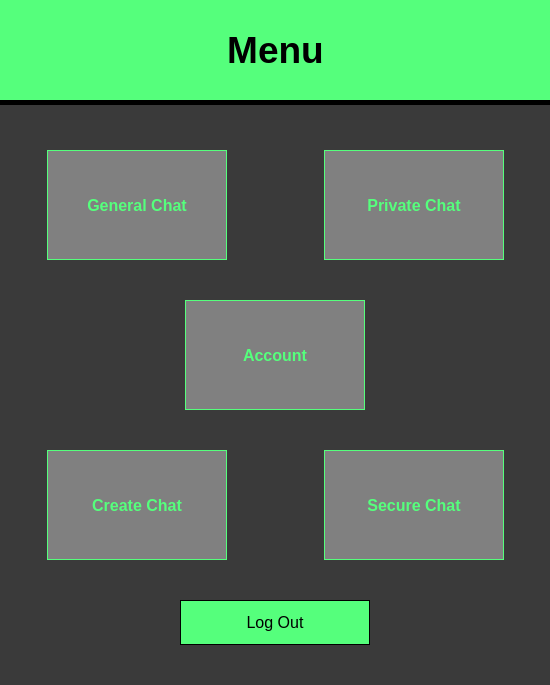
Old version of the form Cove_Client/cove_menu.ui in the repository tyler-becker/Middle-Management-CMPS285.
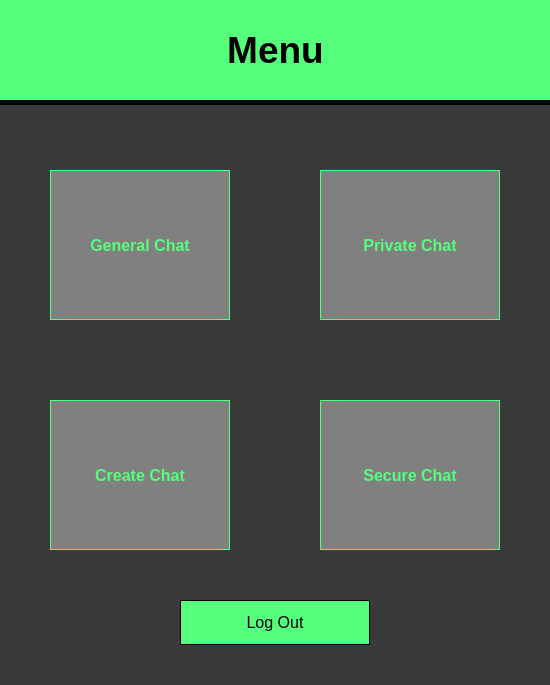
New version of the form.

Commit message: A basic, but working, Cove MUC chat room.

```diff
--- a/Cove_Client/cove_menu.ui
+++ b/Cove_Client/cove_menu.ui
@@ -440,10 +440,10 @@
   <widget class="QPushButton" name="pushButton_CreateChat">
    <property name="geometry">
     <rect>
-     <x>47</x>
-     <y>450</y>
+     <x>50</x>
+     <y>400</y>
      <width>180</width>
-     <height>110</height>
+     <height>150</height>
     </rect>
    </property>
    <property name="palette">
@@ -973,520 +973,13 @@
     <set>Qt::AlignCenter</set>
    </property>
   </widget>
-  <widget class="QPushButton" name="pushButton_Account">
-   <property name="geometry">
-    <rect>
-     <x>185</x>
-     <y>300</y>
-     <width>180</width>
-     <height>110</height>
-    </rect>
-   </property>
-   <property name="palette">
-    <palette>
-     <active>
-      <colorrole role="WindowText">
-       <brush brushstyle="SolidPattern">
-        <color alpha="255">
-         <red>85</red>
-         <green>255</green>
-         <blue>124</blue>
-        </color>
-       </brush>
-      </colorrole>
-      <colorrole role="Button">
-       <brush brushstyle="SolidPattern">
-        <color alpha="255">
-         <red>128</red>
-         <green>128</green>
-         <blue>128</blue>
-        </color>
-       </brush>
-      </colorrole>
-      <colorrole role="Light">
-       <brush brushstyle="SolidPattern">
-        <color alpha="255">
-         <red>213</red>
-         <green>127</green>
-         <blue>255</blue>
-        </color>
-       </brush>
-      </colorrole>
-      <colorrole role="Midlight">
-       <brush brushstyle="SolidPattern">
-        <color alpha="255">
-         <red>191</red>
-         <green>63</green>
-         <blue>255</blue>
-        </color>
-       </brush>
-      </colorrole>
-      <colorrole role="Dark">
-       <brush brushstyle="SolidPattern">
-        <color alpha="255">
-         <red>85</red>
-         <green>0</green>
-         <blue>127</blue>
-        </color>
-       </brush>
-      </colorrole>
-      <colorrole role="Mid">
-       <brush brushstyle="SolidPattern">
-        <color alpha="255">
-         <red>113</red>
-         <green>0</green>
-         <blue>170</blue>
-        </color>
-       </brush>
-      </colorrole>
-      <colorrole role="Text">
-       <brush brushstyle="SolidPattern">
-        <color alpha="255">
-         <red>85</red>
-         <green>255</green>
-         <blue>124</blue>
-        </color>
-       </brush>
-      </colorrole>
-      <colorrole role="BrightText">
-       <brush brushstyle="SolidPattern">
-        <color alpha="255">
-         <red>255</red>
-         <green>255</green>
-         <blue>255</blue>
-        </color>
-       </brush>
-      </colorrole>
-      <colorrole role="ButtonText">
-       <brush brushstyle="SolidPattern">
-        <color alpha="255">
-         <red>85</red>
-         <green>255</green>
-         <blue>124</blue>
-        </color>
-       </brush>
-      </colorrole>
-      <colorrole role="Base">
-       <brush brushstyle="SolidPattern">
-        <color alpha="255">
-         <red>128</red>
-         <green>128</green>
-         <blue>128</blue>
-        </color>
-       </brush>
-      </colorrole>
-      <colorrole role="Window">
-       <brush brushstyle="SolidPattern">
-        <color alpha="255">
-         <red>128</red>
-         <green>128</green>
-         <blue>128</blue>
-        </color>
-       </brush>
-      </colorrole>
-      <colorrole role="Shadow">
-       <brush brushstyle="SolidPattern">
-        <color alpha="255">
-         <red>0</red>
-         <green>0</green>
-         <blue>0</blue>
-        </color>
-       </brush>
-      </colorrole>
-      <colorrole role="Highlight">
-       <brush brushstyle="SolidPattern">
-        <color alpha="255">
-         <red>0</red>
-         <green>0</green>
-         <blue>0</blue>
-        </color>
-       </brush>
-      </colorrole>
-      <colorrole role="HighlightedText">
-       <brush brushstyle="SolidPattern">
-        <color alpha="255">
-         <red>128</red>
-         <green>128</green>
-         <blue>128</blue>
-        </color>
-       </brush>
-      </colorrole>
-      <colorrole role="AlternateBase">
-       <brush brushstyle="SolidPattern">
-        <color alpha="255">
-         <red>128</red>
-         <green>128</green>
-         <blue>128</blue>
-        </color>
-       </brush>
-      </colorrole>
-      <colorrole role="ToolTipBase">
-       <brush brushstyle="SolidPattern">
-        <color alpha="255">
-         <red>255</red>
-         <green>255</green>
-         <blue>220</blue>
-        </color>
-       </brush>
-      </colorrole>
-      <colorrole role="ToolTipText">
-       <brush brushstyle="SolidPattern">
-        <color alpha="255">
-         <red>0</red>
-         <green>0</green>
-         <blue>0</blue>
-        </color>
-       </brush>
-      </colorrole>
-     </active>
-     <inactive>
-      <colorrole role="WindowText">
-       <brush brushstyle="SolidPattern">
-        <color alpha="255">
-         <red>85</red>
-         <green>255</green>
-         <blue>124</blue>
-        </color>
-       </brush>
-      </colorrole>
-      <colorrole role="Button">
-       <brush brushstyle="SolidPattern">
-        <color alpha="255">
-         <red>128</red>
-         <green>128</green>
-         <blue>128</blue>
-        </color>
-       </brush>
-      </colorrole>
-      <colorrole role="Light">
-       <brush brushstyle="SolidPattern">
-        <color alpha="255">
-         <red>213</red>
-         <green>127</green>
-         <blue>255</blue>
-        </color>
-       </brush>
-      </colorrole>
-      <colorrole role="Midlight">
-       <brush brushstyle="SolidPattern">
-        <color alpha="255">
-         <red>191</red>
-         <green>63</green>
-         <blue>255</blue>
-        </color>
-       </brush>
-      </colorrole>
-      <colorrole role="Dark">
-       <brush brushstyle="SolidPattern">
-        <color alpha="255">
-         <red>85</red>
-         <green>0</green>
-         <blue>127</blue>
-        </color>
-       </brush>
-      </colorrole>
-      <colorrole role="Mid">
-       <brush brushstyle="SolidPattern">
-        <color alpha="255">
-         <red>113</red>
-         <green>0</green>
-         <blue>170</blue>
-        </color>
-       </brush>
-      </colorrole>
-      <colorrole role="Text">
-       <brush brushstyle="SolidPattern">
-        <color alpha="255">
-         <red>85</red>
-         <green>255</green>
-         <blue>124</blue>
-        </color>
-       </brush>
-      </colorrole>
-      <colorrole role="BrightText">
-       <brush brushstyle="SolidPattern">
-        <color alpha="255">
-         <red>255</red>
-         <green>255</green>
-         <blue>255</blue>
-        </color>
-       </brush>
-      </colorrole>
-      <colorrole role="ButtonText">
-       <brush brushstyle="SolidPattern">
-        <color alpha="255">
-         <red>85</red>
-         <green>255</green>
-         <blue>124</blue>
-        </color>
-       </brush>
-      </colorrole>
-      <colorrole role="Base">
-       <brush brushstyle="SolidPattern">
-        <color alpha="255">
-         <red>128</red>
-         <green>128</green>
-         <blue>128</blue>
-        </color>
-       </brush>
-      </colorrole>
-      <colorrole role="Window">
-       <brush brushstyle="SolidPattern">
-        <color alpha="255">
-         <red>128</red>
-         <green>128</green>
-         <blue>128</blue>
-        </color>
-       </brush>
-      </colorrole>
-      <colorrole role="Shadow">
-       <brush brushstyle="SolidPattern">
-        <color alpha="255">
-         <red>0</red>
-         <green>0</green>
-         <blue>0</blue>
-        </color>
-       </brush>
-      </colorrole>
-      <colorrole role="Highlight">
-       <brush brushstyle="SolidPattern">
-        <color alpha="255">
-         <red>0</red>
-         <green>0</green>
-         <blue>0</blue>
-        </color>
-       </brush>
-      </colorrole>
-      <colorrole role="HighlightedText">
-       <brush brushstyle="SolidPattern">
-        <color alpha="255">
-         <red>128</red>
-         <green>128</green>
-         <blue>128</blue>
-        </color>
-       </brush>
-      </colorrole>
-      <colorrole role="AlternateBase">
-       <brush brushstyle="SolidPattern">
-        <color alpha="255">
-         <red>128</red>
-         <green>128</green>
-         <blue>128</blue>
-        </color>
-       </brush>
-      </colorrole>
-      <colorrole role="ToolTipBase">
-       <brush brushstyle="SolidPattern">
-        <color alpha="255">
-         <red>255</red>
-         <green>255</green>
-         <blue>220</blue>
-        </color>
-       </brush>
-      </colorrole>
-      <colorrole role="ToolTipText">
-       <brush brushstyle="SolidPattern">
-        <color alpha="255">
-         <red>0</red>
-         <green>0</green>
-         <blue>0</blue>
-        </color>
-       </brush>
-      </colorrole>
-     </inactive>
-     <disabled>
-      <colorrole role="WindowText">
-       <brush brushstyle="SolidPattern">
-        <color alpha="255">
-         <red>85</red>
-         <green>255</green>
-         <blue>124</blue>
-        </color>
-       </brush>
-      </colorrole>
-      <colorrole role="Button">
-       <brush brushstyle="SolidPattern">
-        <color alpha="255">
-         <red>128</red>
-         <green>128</green>
-         <blue>128</blue>
-        </color>
-       </brush>
-      </colorrole>
-      <colorrole role="Light">
-       <brush brushstyle="SolidPattern">
-        <color alpha="255">
-         <red>213</red>
-         <green>127</green>
-         <blue>255</blue>
-        </color>
-       </brush>
-      </colorrole>
-      <colorrole role="Midlight">
-       <brush brushstyle="SolidPattern">
-        <color alpha="255">
-         <red>191</red>
-         <green>63</green>
-         <blue>255</blue>
-        </color>
-       </brush>
-      </colorrole>
-      <colorrole role="Dark">
-       <brush brushstyle="SolidPattern">
-        <color alpha="255">
-         <red>85</red>
-         <green>0</green>
-         <blue>127</blue>
-        </color>
-       </brush>
-      </colorrole>
-      <colorrole role="Mid">
-       <brush brushstyle="SolidPattern">
-        <color alpha="255">
-         <red>113</red>
-         <green>0</green>
-         <blue>170</blue>
-        </color>
-       </brush>
-      </colorrole>
-      <colorrole role="Text">
-       <brush brushstyle="SolidPattern">
-        <color alpha="255">
-         <red>85</red>
-         <green>255</green>
-         <blue>124</blue>
-        </color>
-       </brush>
-      </colorrole>
-      <colorrole role="BrightText">
-       <brush brushstyle="SolidPattern">
-        <color alpha="255">
-         <red>255</red>
-         <green>255</green>
-         <blue>255</blue>
-        </color>
-       </brush>
-      </colorrole>
-      <colorrole role="ButtonText">
-       <brush brushstyle="SolidPattern">
-        <color alpha="255">
-         <red>85</red>
-         <green>255</green>
-         <blue>124</blue>
-        </color>
-       </brush>
-      </colorrole>
-      <colorrole role="Base">
-       <brush brushstyle="SolidPattern">
-        <color alpha="255">
-         <red>128</red>
-         <green>128</green>
-         <blue>128</blue>
-        </color>
-       </brush>
-      </colorrole>
-      <colorrole role="Window">
-       <brush brushstyle="SolidPattern">
-        <color alpha="255">
-         <red>128</red>
-         <green>128</green>
-         <blue>128</blue>
-        </color>
-       </brush>
-      </colorrole>
-      <colorrole role="Shadow">
-       <brush brushstyle="SolidPattern">
-        <color alpha="255">
-         <red>0</red>
-         <green>0</green>
-         <blue>0</blue>
-        </color>
-       </brush>
-      </colorrole>
-      <colorrole role="Highlight">
-       <brush brushstyle="SolidPattern">
-        <color alpha="255">
-         <red>0</red>
-         <green>0</green>
-         <blue>0</blue>
-        </color>
-       </brush>
-      </colorrole>
-      <colorrole role="HighlightedText">
-       <brush brushstyle="SolidPattern">
-        <color alpha="255">
-         <red>128</red>
-         <green>128</green>
-         <blue>128</blue>
-        </color>
-       </brush>
-      </colorrole>
-      <colorrole role="AlternateBase">
-       <brush brushstyle="SolidPattern">
-        <color alpha="255">
-         <red>128</red>
-         <green>128</green>
-         <blue>128</blue>
-        </color>
-       </brush>
-      </colorrole>
-      <colorrole role="ToolTipBase">
-       <brush brushstyle="SolidPattern">
-        <color alpha="255">
-         <red>255</red>
-         <green>255</green>
-         <blue>220</blue>
-        </color>
-       </brush>
-      </colorrole>
-      <colorrole role="ToolTipText">
-       <brush brushstyle="SolidPattern">
-        <color alpha="255">
-         <red>0</red>
-         <green>0</green>
-         <blue>0</blue>
-        </color>
-       </brush>
-      </colorrole>
-     </disabled>
-    </palette>
-   </property>
-   <property name="font">
-    <font>
-     <family>Arial</family>
-     <pointsize>12</pointsize>
-     <weight>75</weight>
-     <italic>false</italic>
-     <bold>true</bold>
-    </font>
-   </property>
-   <property name="styleSheet">
-    <string notr="true">QPushButton
-{
-	color: #55ff7c;
-	background-color: grey;
-	alternate-background-color: grey;
-	font: bold 12pt &quot;Arial&quot;;
-	selection-color: grey;
-	selection-background-color: black;
-	border: 1px solid #55ff7c
-}
-QPushButton:hover
-{
-	border: 2px solid #55ff7c;
-}</string>
-   </property>
-   <property name="text">
-    <string>Account</string>
-   </property>
-  </widget>
   <widget class="QPushButton" name="pushButton_PrivateChat">
    <property name="geometry">
     <rect>
-     <x>324</x>
-     <y>150</y>
+     <x>320</x>
+     <y>170</y>
      <width>180</width>
-     <height>110</height>
+     <height>150</height>
     </rect>
    </property>
    <property name="palette">
@@ -1989,10 +1482,10 @@
   <widget class="QPushButton" name="pushButton_SecureChat">
    <property name="geometry">
     <rect>
-     <x>324</x>
-     <y>450</y>
+     <x>320</x>
+     <y>400</y>
      <width>180</width>
-     <height>110</height>
+     <height>150</height>
     </rect>
    </property>
    <property name="palette">
@@ -2496,10 +1989,10 @@
   <widget class="QPushButton" name="pushButton_GeneralChat">
    <property name="geometry">
     <rect>
-     <x>47</x>
-     <y>150</y>
+     <x>50</x>
+     <y>170</y>
      <width>180</width>
-     <height>110</height>
+     <height>150</height>
     </rect>
    </property>
    <property name="palette">
```
Left out of the diff: 2 changed lines with no effect on the pictures. The commit also changes 26 other files.
